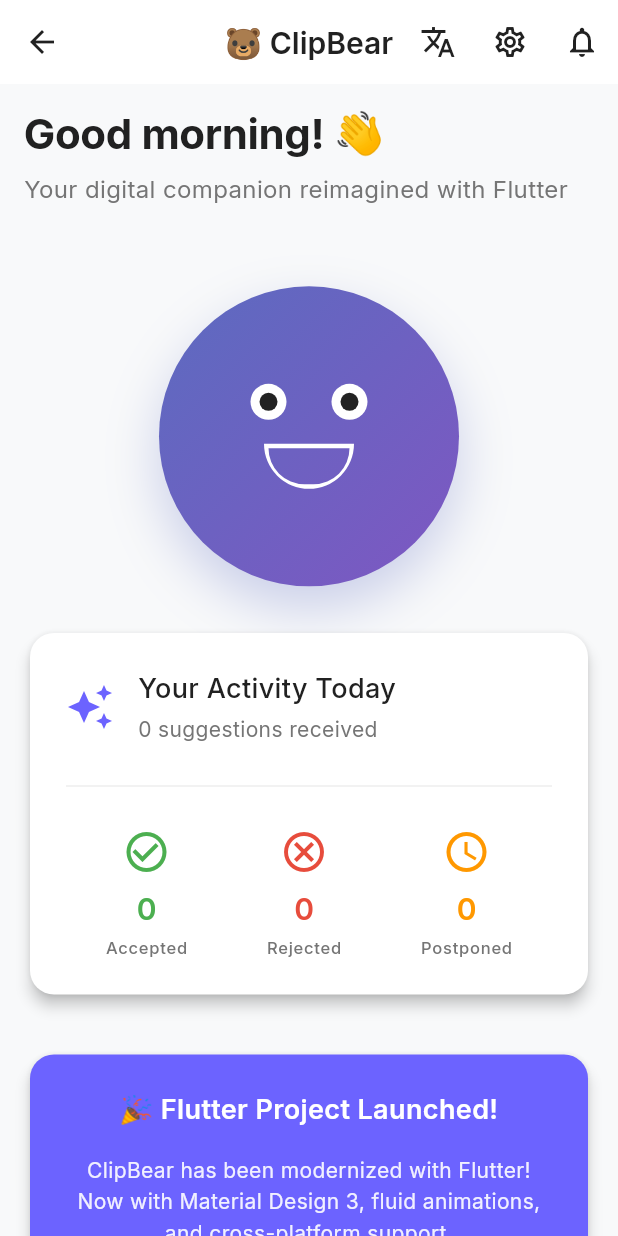
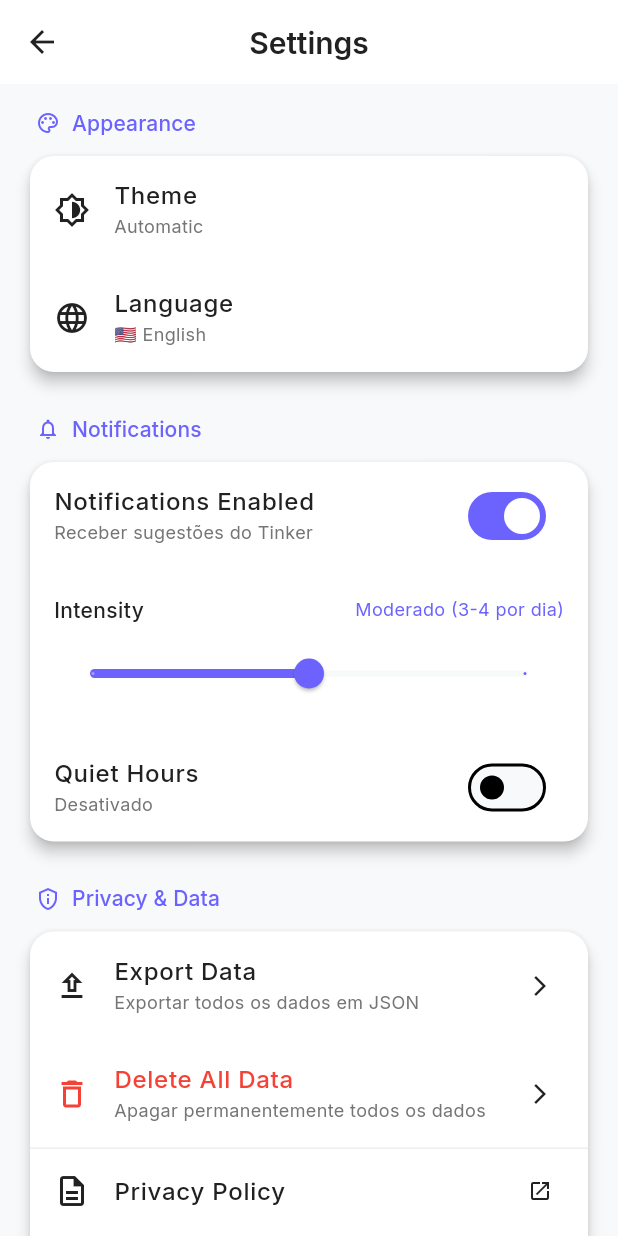
Before and after one commit to MagnaSoluto/ClipBear, a Flutter app: the HomePage screen opened by its route, after a tap on the "settings" icon, on a phone screen of 412 x 824 dp. Run offline on Flutter 3.47's test engine with Material 3 defaults, Android fonts, the phone set to English and light mode, and no system bars; our stand-ins replace equatable, get, google_fonts, hive_flutter, share_plus, shared_preferences; accounts and stored records are empty.

Commit message:
feat: implementa tela de configurações completa
- SettingsController com GetX:
  * Notificações on/off
  * Intensidade (slider 0.0-1.0)
  * Tema claro/escuro/automático
  * Horário silencioso
  * Exportar/apagar dados
  * Integrado com StorageService
  * Suporte a share_plus para export

- SettingsPage moderna:
  * Seções organizadas (Aparência, Notificações, Privacidade, Sobre)
  * Switches animados
  * Slider de intensidade com labels
  * Dialogs para tema e idioma
  * Integração com LocaleController

- Widgets reutilizáveis:
  * SettingsSection (cabeçalho + card)
  * SettingsTile (ListTile customizado)

- Navegação:
  * Botão settings na HomePage
  * Rota /settings no main
  * Transição rightToLeft

- Dependência share_plus ^10.1.2
- Análise: ✅ sem erros (6 warnings deprecated)

Co-authored-by: MagnaSoluto <MagnaSoluto@users.noreply.github.com>

```diff
--- a/clipbear_flutter/lib/features/home/presentation/pages/home_page.dart
+++ b/clipbear_flutter/lib/features/home/presentation/pages/home_page.dart
@@ -41,7 +41,7 @@ class HomePage extends StatelessWidget {
           IconButton(
             icon: const Icon(Icons.settings_outlined),
             onPressed: () {
-              // TODO: Navigate to settings
+              Get.toNamed('/settings');
             },
           ),
           IconButton(
--- /dev/null
+++ b/clipbear_flutter/lib/features/settings/presentation/controllers/settings_controller.dart
@@ -0,0 +1,189 @@
+import 'package:flutter/material.dart';
+import 'package:get/get.dart';
+import 'package:share_plus/share_plus.dart';
+import 'dart:convert';
+import '../../../../services/storage_service.dart';
+
+class SettingsController extends GetxController {
+  final _storage = StorageService.instance;
+
+  // Observables
+  final RxBool notificationsEnabled = true.obs;
+  final RxDouble notificationIntensity = 0.5.obs; // 0.0 = Basic, 1.0 = Proactive
+  final RxString selectedTheme = 'system'.obs; // system, light, dark
+  final RxBool quietHoursEnabled = false.obs;
+  final RxString quietHoursStart = '22:00'.obs;
+  final RxString quietHoursEnd = '08:00'.obs;
+
+  @override
+  void onInit() {
+    super.onInit();
+    _loadSettings();
+  }
+
+  Future<void> _loadSettings() async {
+    try {
+      notificationsEnabled.value =
+          await _storage.getSetting<bool>('notifications_enabled', defaultValue: true) ?? true;
+      notificationIntensity.value =
+          await _storage.getSetting<double>('notification_intensity', defaultValue: 0.5) ?? 0.5;
+      selectedTheme.value =
+          await _storage.getSetting<String>('theme', defaultValue: 'system') ?? 'system';
+      quietHoursEnabled.value =
+          await _storage.getSetting<bool>('quiet_hours_enabled', defaultValue: false) ?? false;
+      quietHoursStart.value =
+          await _storage.getSetting<String>('quiet_hours_start', defaultValue: '22:00') ?? '22:00';
+      quietHoursEnd.value =
+          await _storage.getSetting<String>('quiet_hours_end', defaultValue: '08:00') ?? '08:00';
+    } catch (e) {
+      debugPrint('Error loading settings: $e');
+    }
+  }
+
+  Future<void> toggleNotifications(bool value) async {
+    notificationsEnabled.value = value;
+    await _storage.saveSetting('notifications_enabled', value);
+  }
+
+  Future<void> updateIntensity(double value) async {
+    notificationIntensity.value = value;
+    await _storage.saveSetting('notification_intensity', value);
+  }
+
+  Future<void> changeTheme(String theme) async {
+    selectedTheme.value = theme;
+    await _storage.saveSetting('theme', theme);
+
+    // Update theme mode
+    switch (theme) {
+      case 'light':
+        Get.changeThemeMode(ThemeMode.light);
+        break;
+      case 'dark':
+        Get.changeThemeMode(ThemeMode.dark);
+        break;
+      case 'system':
+      default:
+        Get.changeThemeMode(ThemeMode.system);
+        break;
+    }
+  }
+
+  Future<void> toggleQuietHours(bool value) async {
+    quietHoursEnabled.value = value;
+    await _storage.saveSetting('quiet_hours_enabled', value);
+  }
+
+  Future<void> updateQuietHours(String start, String end) async {
+    quietHoursStart.value = start;
+    quietHoursEnd.value = end;
+    await _storage.saveSetting('quiet_hours_start', start);
+    await _storage.saveSetting('quiet_hours_end', end);
+  }
+
+  Future<void> exportData(BuildContext context) async {
+    try {
+      Get.dialog(
+        const Center(child: CircularProgressIndicator()),
+        barrierDismissible: false,
+      );
+
+      final data = await _storage.exportAll();
+      final jsonString = const JsonEncoder.withIndent('  ').convert(data);
+
+      Get.back(); // Close loading
+
+      await Share.shareXFiles(
+        [
+          XFile.fromData(
+            utf8.encode(jsonString),
+            mimeType: 'application/json',
+            name: 'clipbear_export_${DateTime.now().millisecondsSinceEpoch}.json',
+          ),
+        ],
+        text: 'ClipBear Data Export',
+      );
+
+      _showSuccessSnackbar('Dados exportados com sucesso!');
+    } catch (e) {
+      Get.back(); // Close loading
+      _showErrorSnackbar('Erro ao exportar dados: $e');
+    }
+  }
+
+  Future<void> deleteAllData(BuildContext context) async {
+    final confirmed = await Get.dialog<bool>(
+      AlertDialog(
+        title: const Text('Confirmar'),
+        content: const Text(
+          'Tem certeza que deseja apagar todos os dados? Esta ação não pode ser desfeita.',
+        ),
+        actions: [
+          TextButton(
+            onPressed: () => Get.back(result: false),
+            child: const Text('Cancelar'),
+          ),
+          ElevatedButton(
+            onPressed: () => Get.back(result: true),
+            style: ElevatedButton.styleFrom(
+              backgroundColor: Colors.red,
+            ),
+            child: const Text('Apagar Tudo'),
+          ),
+        ],
+      ),
+    );
+
+    if (confirmed == true) {
+      try {
+        Get.dialog(
+          const Center(child: CircularProgressIndicator()),
+          barrierDismissible: false,
+        );
+
+        await _storage.clearAll();
+
+        Get.back(); // Close loading
+        _showSuccessSnackbar('Todos os dados foram apagados');
+
+        // Reset settings to defaults
+        await _loadSettings();
+      } catch (e) {
+        Get.back(); // Close loading
+        _showErrorSnackbar('Erro ao apagar dados: $e');
+      }
+    }
+  }
+
+  String getIntensityLabel() {
+    if (notificationIntensity.value < 0.33) {
+      return 'Básico (1-2 por dia)';
+    } else if (notificationIntensity.value < 0.67) {
+      return 'Moderado (3-4 por dia)';
+    } else {
+      return 'Proativo (até 5 por dia)';
+    }
+  }
+
+  void _showSuccessSnackbar(String message) {
+    Get.snackbar(
+      'Sucesso',
+      message,
+      snackPosition: SnackPosition.BOTTOM,
+      backgroundColor: Colors.green,
+      colorText: Colors.white,
+      duration: const Duration(seconds: 2),
+    );
+  }
+
+  void _showErrorSnackbar(String message) {
+    Get.snackbar(
+      'Erro',
+      message,
+      snackPosition: SnackPosition.BOTTOM,
+      backgroundColor: Colors.red,
+      colorText: Colors.white,
+      duration: const Duration(seconds: 3),
+    );
+  }
+}
--- /dev/null
+++ b/clipbear_flutter/lib/features/settings/presentation/pages/settings_page.dart
@@ -0,0 +1,328 @@
+import 'package:flutter/material.dart';
+import 'package:get/get.dart';
+import '../../../../core/constants/app_colors.dart';
+import '../../../../core/constants/app_dimensions.dart';
+import '../../../../core/constants/app_text_styles.dart';
+import '../../../../core/localization/l10n/app_localizations.dart';
+import '../../../../core/localization/locale_controller.dart';
+import '../controllers/settings_controller.dart';
+import '../widgets/settings_section.dart';
+import '../widgets/settings_tile.dart';
+
+class SettingsPage extends StatelessWidget {
+  const SettingsPage({super.key});
+
+  @override
+  Widget build(BuildContext context) {
+    final l10n = AppLocalizations.of(context)!;
+    final controller = Get.put(SettingsController());
+    final localeController = Get.find<LocaleController>();
+
+    return Scaffold(
+      appBar: AppBar(
+        title: Text(
+          l10n.settings_title,
+          style: AppTextStyles.headlineMedium(),
+        ),
+      ),
+      body: SafeArea(
+        child: ListView(
+          padding: EdgeInsets.all(AppDimensions.paddingMedium),
+          children: [
+            // Appearance Section
+            SettingsSection(
+              title: l10n.settings_appearance,
+              icon: Icons.palette_outlined,
+              children: [
+                SettingsTile(
+                  title: l10n.settings_theme,
+                  subtitle: _getThemeLabel(controller.selectedTheme.value, l10n),
+                  leading: const Icon(Icons.brightness_6_outlined),
+                  onTap: () => _showThemeDialog(context, controller, l10n),
+                ),
+                SettingsTile(
+                  title: l10n.settings_language,
+                  subtitle: localeController.getLocaleDisplayName(
+                    localeController.locale,
+                  ),
+                  leading: const Icon(Icons.language_outlined),
+                  onTap: () => _showLanguageDialog(context, localeController, l10n),
+                ),
+              ],
+            ),
+
+            SizedBox(height: AppDimensions.space4),
+
+            // Notifications Section
+            SettingsSection(
+              title: l10n.settings_notifications,
+              icon: Icons.notifications_outlined,
+              children: [
+                Obx(() => SwitchListTile(
+                  title: Text(
+                    l10n.settings_notifications_enabled,
+                    style: AppTextStyles.titleMedium(),
+                  ),
+                  subtitle: Text(
+                    'Receber sugestões do Tinker',
+                    style: AppTextStyles.bodySmall(
+                      color: AppColors.textSecondaryLight,
+                    ),
+                  ),
+                  value: controller.notificationsEnabled.value,
+                  onChanged: controller.toggleNotifications,
+                  activeTrackColor: AppColors.primary,
+                )),
+
+                Obx(() => AnimatedOpacity(
+                  opacity: controller.notificationsEnabled.value ? 1.0 : 0.5,
+                  duration: const Duration(milliseconds: 200),
+                  child: Column(
+                    children: [
+                      Padding(
+                        padding: EdgeInsets.all(AppDimensions.paddingMedium),
+                        child: Column(
+                          crossAxisAlignment: CrossAxisAlignment.start,
+                          children: [
+                            Row(
+                              mainAxisAlignment: MainAxisAlignment.spaceBetween,
+                              children: [
+                                Text(
+                                  l10n.settings_notifications_intensity,
+                                  style: AppTextStyles.titleSmall(),
+                                ),
+                                Text(
+                                  controller.getIntensityLabel(),
+                                  style: AppTextStyles.bodySmall(
+                                    color: AppColors.primary,
+                                  ),
+                                ),
+                              ],
+                            ),
+                            SizedBox(height: AppDimensions.space2),
+                            Slider(
+                              value: controller.notificationIntensity.value,
+                              onChanged: controller.notificationsEnabled.value
+                                  ? controller.updateIntensity
+                                  : null,
+                              activeColor: AppColors.primary,
+                              divisions: 2,
+                              label: controller.getIntensityLabel(),
+                            ),
+                          ],
+                        ),
+                      ),
+                      Obx(() => SwitchListTile(
+                        title: Text(
+                          l10n.settings_notifications_quietHours,
+                          style: AppTextStyles.titleMedium(),
+                        ),
+                        subtitle: Text(
+                          controller.quietHoursEnabled.value
+                              ? '${controller.quietHoursStart.value} - ${controller.quietHoursEnd.value}'
+                              : 'Desativado',
+                          style: AppTextStyles.bodySmall(
+                            color: AppColors.textSecondaryLight,
+                          ),
+                        ),
+                        value: controller.quietHoursEnabled.value,
+                        onChanged: controller.notificationsEnabled.value
+                            ? controller.toggleQuietHours
+                            : null,
+                        activeTrackColor: AppColors.primary,
+                      )),
+                    ],
+                  ),
+                )),
+              ],
+            ),
+
+            SizedBox(height: AppDimensions.space4),
+
+            // Privacy & Data Section
+            SettingsSection(
+              title: l10n.settings_privacy,
+              icon: Icons.privacy_tip_outlined,
+              children: [
+                SettingsTile(
+                  title: l10n.settings_privacy_dataExport,
+                  subtitle: 'Exportar todos os dados em JSON',
+                  leading: const Icon(Icons.upload_outlined),
+                  trailing: const Icon(Icons.arrow_forward_ios, size: 16),
+                  onTap: () => controller.exportData(context),
+                ),
+                SettingsTile(
+                  title: l10n.settings_privacy_dataDelete,
+                  subtitle: 'Apagar permanentemente todos os dados',
+                  leading: const Icon(Icons.delete_outline, color: Colors.red),
+                  trailing: const Icon(Icons.arrow_forward_ios, size: 16),
+                  onTap: () => controller.deleteAllData(context),
+                  titleColor: Colors.red,
+                ),
+                Divider(height: 1, color: AppColors.dividerLight),
+                SettingsTile(
+                  title: l10n.settings_privacy_policy,
+                  leading: const Icon(Icons.description_outlined),
+                  trailing: const Icon(Icons.open_in_new, size: 16),
+                  onTap: () {
+                    // TODO: Open privacy policy
+                  },
+                ),
+                SettingsTile(
+                  title: l10n.settings_privacy_terms,
+                  leading: const Icon(Icons.article_outlined),
+                  trailing: const Icon(Icons.open_in_new, size: 16),
+                  onTap: () {
+                    // TODO: Open terms
+                  },
+                ),
+              ],
+            ),
+
+            SizedBox(height: AppDimensions.space4),
+
+            // About Section
+            SettingsSection(
+              title: l10n.settings_about,
+              icon: Icons.info_outlined,
+              children: [
+                SettingsTile(
+                  title: l10n.settings_about_version,
+                  subtitle: '2.0.0 (Flutter)',
+                  leading: const Icon(Icons.info_outlined),
+                ),
+                SettingsTile(
+                  title: l10n.settings_about_openSource,
+                  subtitle: 'MIT License',
+                  leading: const Icon(Icons.code_outlined),
+                  trailing: const Icon(Icons.open_in_new, size: 16),
+                  onTap: () {
+                    // TODO: Open GitHub
+                  },
+                ),
+              ],
+            ),
+
+            SizedBox(height: AppDimensions.space6),
+          ],
+        ),
+      ),
+    );
+  }
+
+  String _getThemeLabel(String theme, AppLocalizations l10n) {
+    switch (theme) {
+      case 'light':
+        return l10n.settings_theme_light;
+      case 'dark':
+        return l10n.settings_theme_dark;
+      case 'system':
+      default:
+        return l10n.settings_theme_auto;
+    }
+  }
+
+  void _showThemeDialog(
+    BuildContext context,
+    SettingsController controller,
+    AppLocalizations l10n,
+  ) {
+    Get.dialog(
+      AlertDialog(
+        title: Text(l10n.settings_theme),
+        content: Column(
+          mainAxisSize: MainAxisSize.min,
+          children: [
+            Obx(() => RadioListTile<String>(
+              title: Row(
+                children: [
+                  const Icon(Icons.light_mode, size: 20),
+                  SizedBox(width: AppDimensions.space2),
+                  Text(l10n.settings_theme_light),
+                ],
+              ),
+              value: 'light',
+              groupValue: controller.selectedTheme.value,
+              onChanged: (value) {
+                if (value != null) {
+                  controller.changeTheme(value);
+                  Get.back();
+                }
+              },
+              activeColor: AppColors.primary,
+            )),
+            Obx(() => RadioListTile<String>(
+              title: Row(
+                children: [
+                  const Icon(Icons.dark_mode, size: 20),
+                  SizedBox(width: AppDimensions.space2),
+                  Text(l10n.settings_theme_dark),
+                ],
+              ),
+              value: 'dark',
+              groupValue: controller.selectedTheme.value,
+              onChanged: (value) {
+                if (value != null) {
+                  controller.changeTheme(value);
+                  Get.back();
+                }
+              },
+              activeColor: AppColors.primary,
+            )),
+            Obx(() => RadioListTile<String>(
+              title: Row(
+                children: [
+                  const Icon(Icons.brightness_auto, size: 20),
+                  SizedBox(width: AppDimensions.space2),
+                  Text(l10n.settings_theme_auto),
+                ],
+              ),
+              value: 'system',
+              groupValue: controller.selectedTheme.value,
+              onChanged: (value) {
+                if (value != null) {
+                  controller.changeTheme(value);
+                  Get.back();
+                }
+              },
+              activeColor: AppColors.primary,
+            )),
+          ],
+        ),
+      ),
+    );
+  }
+
+  void _showLanguageDialog(
+    BuildContext context,
+    LocaleController controller,
+    AppLocalizations l10n,
+  ) {
+    Get.dialog(
+      AlertDialog(
+        title: Text(l10n.settings_language),
+        content: Column(
+          mainAxisSize: MainAxisSize.min,
+          children: [
+            ListTile(
+              leading: const Text('🇧🇷', style: TextStyle(fontSize: 24)),
+              title: Text(l10n.settings_language_pt),
+              onTap: () {
+                controller.changeLocale(const Locale('pt', 'BR'));
+                Get.back();
+              },
+            ),
+            ListTile(
+              leading: const Text('🇺🇸', style: TextStyle(fontSize: 24)),
+              title: Text(l10n.settings_language_en),
+              onTap: () {
+                controller.changeLocale(const Locale('en'));
+                Get.back();
+              },
+            ),
+          ],
+        ),
+      ),
+    );
+  }
+}
--- /dev/null
+++ b/clipbear_flutter/lib/features/settings/presentation/widgets/settings_section.dart
@@ -0,0 +1,53 @@
+import 'package:flutter/material.dart';
+import '../../../../core/constants/app_colors.dart';
+import '../../../../core/constants/app_dimensions.dart';
+import '../../../../core/constants/app_text_styles.dart';
+
+class SettingsSection extends StatelessWidget {
+  final String title;
+  final IconData icon;
+  final List<Widget> children;
+
+  const SettingsSection({
+    super.key,
+    required this.title,
+    required this.icon,
+    required this.children,
+  });
+
+  @override
+  Widget build(BuildContext context) {
+    return Column(
+      crossAxisAlignment: CrossAxisAlignment.start,
+      children: [
+        Padding(
+          padding: EdgeInsets.only(
+            left: AppDimensions.space2,
+            bottom: AppDimensions.space2,
+          ),
+          child: Row(
+            children: [
+              Icon(
+                icon,
+                size: AppDimensions.iconSmall,
+                color: AppColors.primary,
+              ),
+              SizedBox(width: AppDimensions.space2),
+              Text(
+                title,
+                style: AppTextStyles.labelLarge(
+                  color: AppColors.primary,
+                ),
+              ),
+            ],
+          ),
+        ),
+        Card(
+          child: Column(
+            children: children,
+          ),
+        ),
+      ],
+    );
+  }
+}
--- /dev/null
+++ b/clipbear_flutter/lib/features/settings/presentation/widgets/settings_tile.dart
@@ -0,0 +1,46 @@
+import 'package:flutter/material.dart';
+import '../../../../core/constants/app_colors.dart';
+import '../../../../core/constants/app_text_styles.dart';
+
+class SettingsTile extends StatelessWidget {
+  final String title;
+  final String? subtitle;
+  final Widget? leading;
+  final Widget? trailing;
+  final VoidCallback? onTap;
+  final Color? titleColor;
+
+  const SettingsTile({
+    super.key,
+    required this.title,
+    this.subtitle,
+    this.leading,
+    this.trailing,
+    this.onTap,
+    this.titleColor,
+  });
+
+  @override
+  Widget build(BuildContext context) {
+    return ListTile(
+      title: Text(
+        title,
+        style: AppTextStyles.titleMedium(
+          color: titleColor,
+        ),
+      ),
+      subtitle: subtitle != null
+          ? Text(
+              subtitle!,
+              style: AppTextStyles.bodySmall(
+                color: AppColors.textSecondaryLight,
+              ),
+            )
+          : null,
+      leading: leading,
+      trailing: trailing,
+      onTap: onTap,
+      enabled: onTap != null,
+    );
+  }
+}
--- a/clipbear_flutter/lib/main.dart
+++ b/clipbear_flutter/lib/main.dart
@@ -6,6 +6,7 @@ import 'core/theme/app_theme.dart';
 import 'core/localization/locale_controller.dart';
 import 'features/home/presentation/pages/home_page.dart';
 import 'features/onboarding/presentation/pages/onboarding_page.dart';
+import 'features/settings/presentation/pages/settings_page.dart';
 import 'features/onboarding/presentation/controllers/onboarding_controller.dart';
 import 'services/storage_service.dart';
 import 'core/localization/l10n/app_localizations.dart';
@@ -79,6 +80,11 @@ class ClipBearApp extends StatelessWidget {
           page: () => const HomePage(),
           transition: Transition.fadeIn,
         ),
+        GetPage(
+          name: '/settings',
+          page: () => const SettingsPage(),
+          transition: Transition.rightToLeft,
+        ),
       ],
 
       // GetX configuration
--- a/clipbear_flutter/pubspec.yaml
+++ b/clipbear_flutter/pubspec.yaml
@@ -51,6 +51,7 @@ dependencies:
   # Others
   equatable: ^2.0.5
   json_annotation: ^4.9.0
+  share_plus: ^10.1.2
 
 dev_dependencies:
   flutter_test:
```
Also changed, not shown: clipbear_flutter/pubspec.lock, 5 other files.
